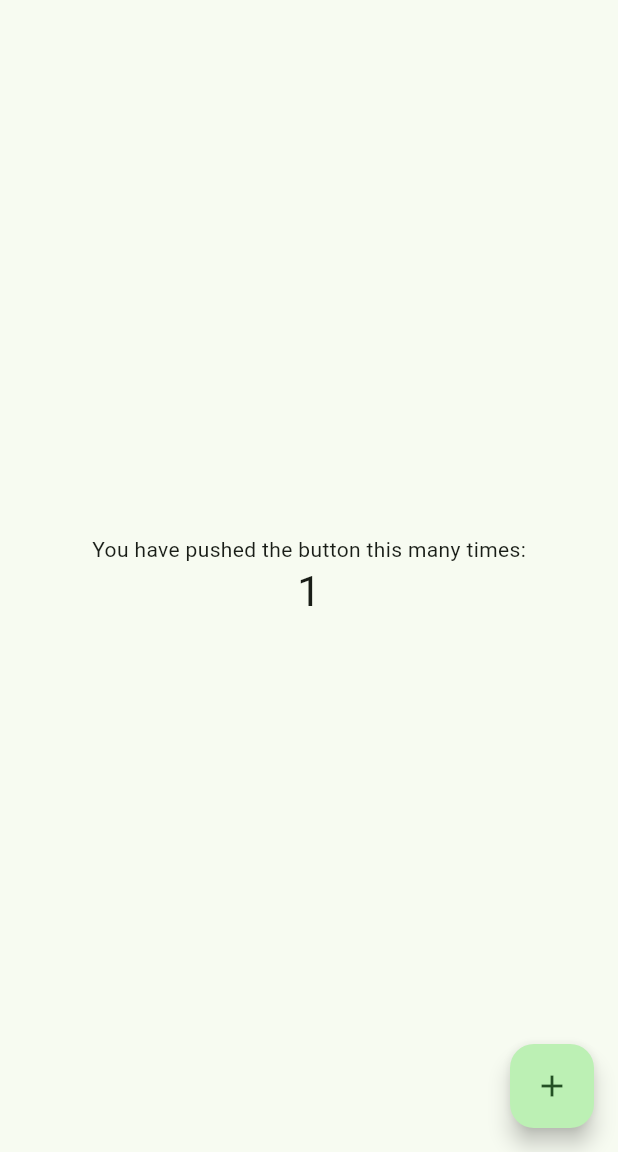
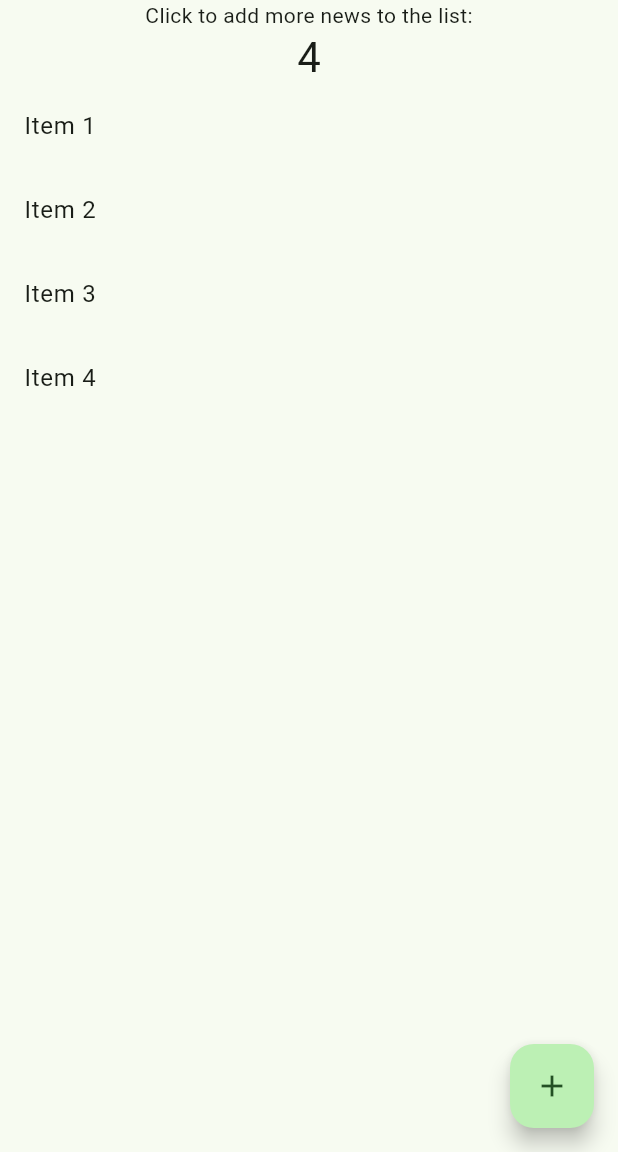
Before and after one commit to ravo9/Flutter_Demo_App, a Flutter app: the screen it shows after launch, after a tap on the "add" icon, on a phone screen of 412 x 824 dp, the part 84-1236 px from its top. Run offline on Flutter 3.47's test engine with Material 3 defaults, Android fonts, the phone set to English and light mode, and no system bars.

Commit message:
Dynamic (dumb for now) list implemented

```diff
--- a/flutter_demo_app/lib/main.dart
+++ b/flutter_demo_app/lib/main.dart
@@ -30,11 +30,14 @@ class MyHomePage extends StatefulWidget {
 }
 
 class _MyHomePageState extends State<MyHomePage> {
+
   int _counter = 0;
+  final List<String> _listItems = ['Item 1', 'Item 2', 'Item 3'];
 
   void _incrementCounter() {
     setState(() {
-      _counter++;
+      _listItems.add("Item ${(_listItems.length + 1)}");
+      _counter = _listItems.length;
     });
   }
 
@@ -50,11 +53,21 @@ class _MyHomePageState extends State<MyHomePage> {
           mainAxisAlignment: MainAxisAlignment.center,
           children: <Widget>[
             const Text(
-              'You have pushed the button this many times:',
+              'Click to add more news to the list:',
             ),
             Text(
-              '$_counter',
+              '${_listItems.length}',
               style: Theme.of(context).textTheme.headlineMedium,
+            ),
+            Expanded(
+              child: ListView.builder(
+                itemCount: _listItems.length,
+                itemBuilder: (BuildContext context, int index) {
+                  return ListTile(
+                    title: Text(_listItems[index]),
+                  );
+                },
+              ),
             ),
           ],
         ),
```
